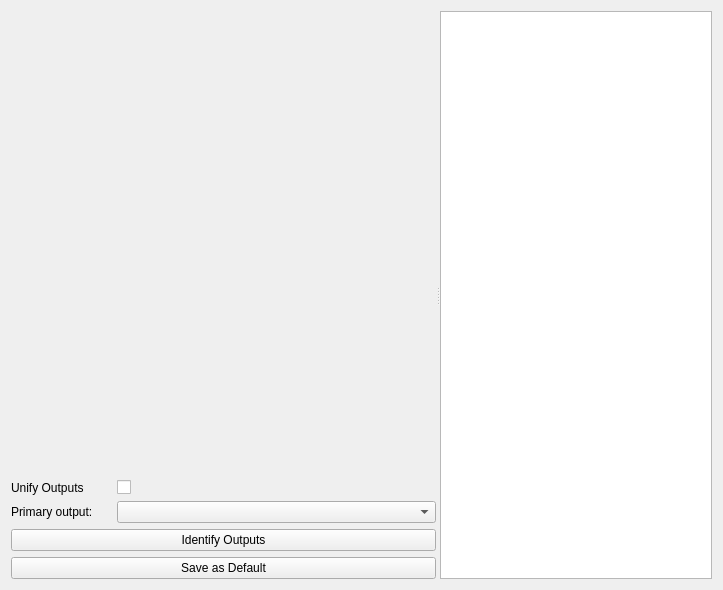
This is kcontrol/randr/randrconfigbase.ui in mgottschlag/kwin-tiling as Qt 5 draws it before an edit. The edited form follows.
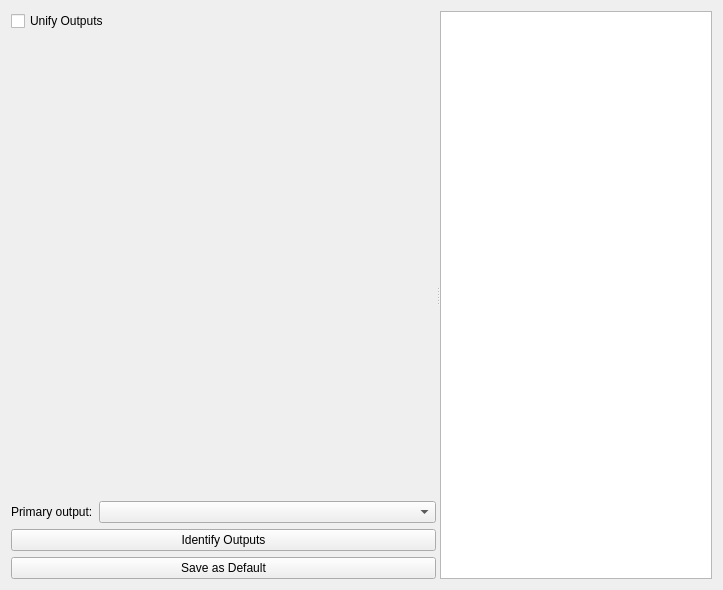
This is the edited form.

Commit message: Move "Unify Outputs" checkbox above the widgets it controls, fix "primaryDisplayBox" sizing

Diff of the .ui file:
```diff
--- a/kcontrol/randr/randrconfigbase.ui
+++ b/kcontrol/randr/randrconfigbase.ui
@@ -21,6 +21,13 @@
      </property>
      <widget class="QWidget" name="layoutWidget">
       <layout class="QVBoxLayout" name="verticalLayout">
+       <item>
+        <widget class="QCheckBox" name="unifyOutputs">
+         <property name="text">
+          <string>Unify Outputs</string>
+         </property>
+        </widget>
+       </item>
        <item>
         <widget class="QWidget" name="outputList" native="true">
          <property name="sizePolicy">
@@ -41,34 +48,21 @@
         <layout class="QGridLayout" name="gridLayout">
          <item row="1" column="0">
           <widget class="QLabel" name="label">
-           <property name="maximumSize">
-            <size>
-             <width>100</width>
-             <height>100</height>
-            </size>
-           </property>
            <property name="text">
             <string>Primary output:</string>
            </property>
-          </widget>
-         </item>
-         <item row="1" column="1">
-          <widget class="QComboBox" name="primaryDisplayBox"/>
-         </item>
-         <item row="0" column="0">
-          <widget class="QLabel" name="label_3">
-           <property name="text">
-            <string>Unify Outputs</string>
-           </property>
            <property name="buddy">
             <cstring>unifyOutputs</cstring>
            </property>
           </widget>
          </item>
-         <item row="0" column="1">
-          <widget class="QCheckBox" name="unifyOutputs">
-           <property name="text">
-            <string/>
+         <item row="1" column="1">
+          <widget class="QComboBox" name="primaryDisplayBox">
+           <property name="sizePolicy">
+            <sizepolicy hsizetype="Expanding" vsizetype="Fixed">
+             <horstretch>0</horstretch>
+             <verstretch>0</verstretch>
+            </sizepolicy>
            </property>
           </widget>
          </item>
```
Left out of the diff: 9 changed lines with no effect on the pictures.
